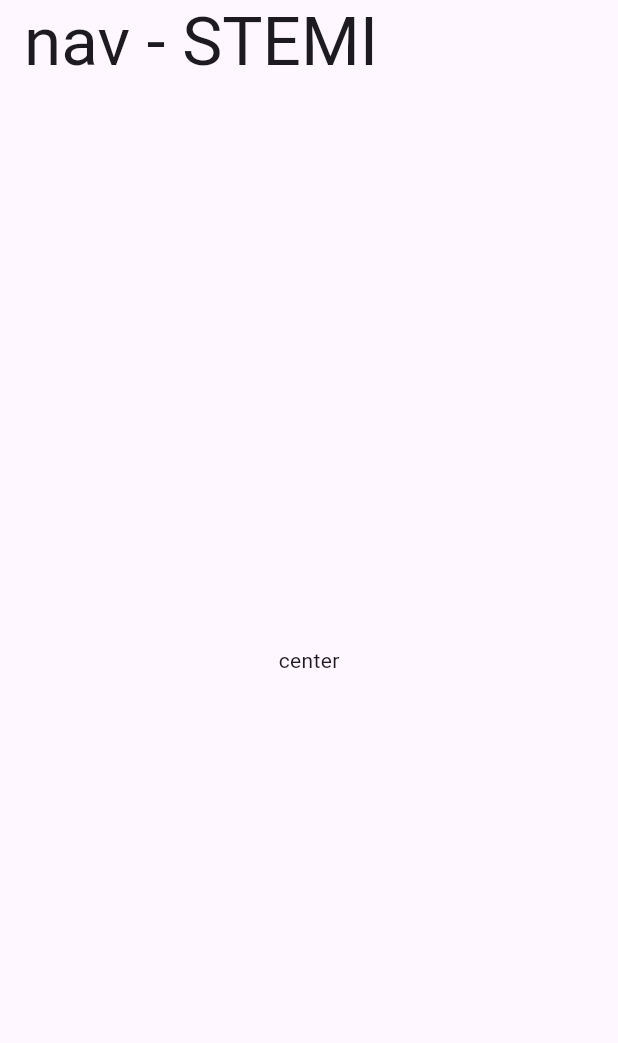
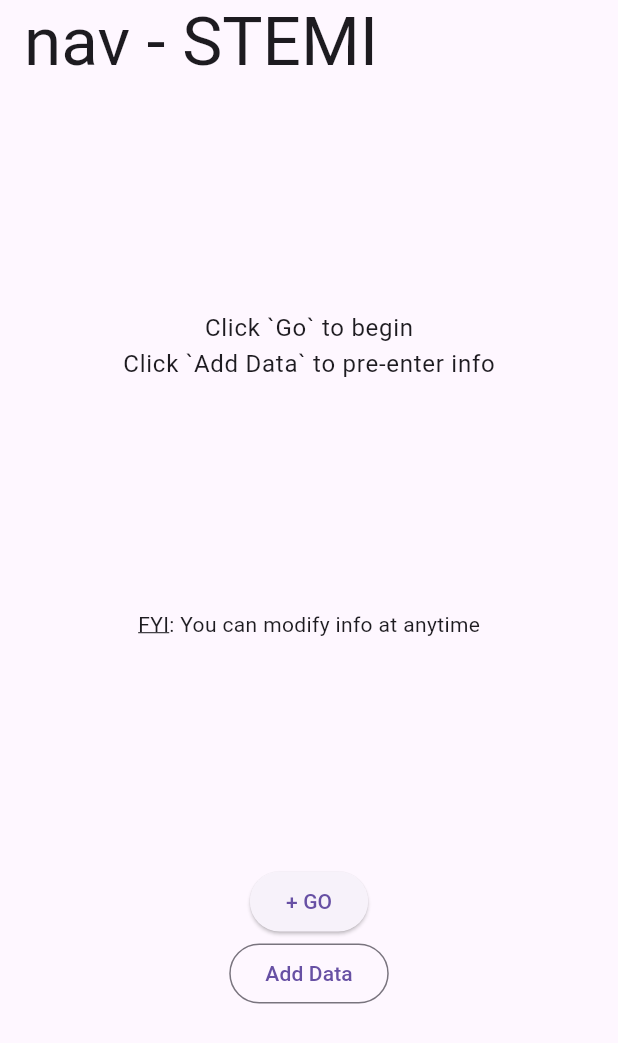
Before and after one commit to FireJuun/nav_stemi, a Flutter app: the screen it shows after launch, on a phone screen of 412 x 824 dp. Shown: the top 1043 px of the screen. Run offline on Flutter 3.47's test engine with Material 3 defaults, Android fonts, the phone set to English and light mode, and no system bars; our stand-ins replace equatable, go_router, hooks_riverpod, riverpod_annotation, rxdart, shared_preferences; generated files the repository leaves out were written again.

Commit message:
:construction: implement riverpod + bootstrap

```diff
--- a/lib/nav_stemi.dart
+++ b/lib/nav_stemi.dart
@@ -1,2 +1 @@
-export 'bootstrap.dart';
 export 'src/export.dart';
--- a/lib/src/app.dart
+++ b/lib/src/app.dart
@@ -1,8 +1,8 @@
 import 'package:flutter/material.dart';
-import 'package:nav_stemi/src/features/home/home.dart';
+import 'package:nav_stemi/nav_stemi.dart';
 
-class App extends StatelessWidget {
-  const App({super.key});
+class MyApp extends StatelessWidget {
+  const MyApp({super.key});
 
   @override
   Widget build(BuildContext context) {
--- /dev/null
+++ b/lib/src/exceptions/export.dart
@@ -0,0 +1,3 @@
+export 'app_exception.dart';
+export 'async_error_logger.dart';
+export 'error_logger.dart';
--- a/lib/src/export.dart
+++ b/lib/src/export.dart
@@ -1,6 +1,9 @@
 export 'app.dart';
+export 'app_bootstrap.dart';
+export 'app_bootstrap_local.dart';
 export 'common_widgets/export.dart';
 export 'constants/export.dart';
+export 'exceptions/export.dart';
 export 'features/export.dart';
 export 'localization/export.dart';
 export 'utils/export.dart';
--- a/lib/src/features/export.dart
+++ b/lib/src/features/export.dart
@@ -1,2 +1,3 @@
+export 'add_data/export.dart';
 export 'home/export.dart';
 export 'theme/export.dart';
--- a/lib/src/features/home/export.dart
+++ b/lib/src/features/home/export.dart
@@ -1 +1 @@
-export 'home.dart';
+export 'presentation/export.dart';
--- a/lib/src/features/home/home.dart
+++ /dev/null
@@ -1,19 +0,0 @@
-import 'package:flutter/material.dart';
-import 'package:nav_stemi/nav_stemi.dart';
-
-class Home extends StatelessWidget {
-  const Home({super.key});
-
-  @override
-  Widget build(BuildContext context) {
-    return Scaffold(
-      appBar: AppBar(
-        title: Text(
-          'nav - STEMI'.hardcoded,
-          style: Theme.of(context).textTheme.displayMedium,
-        ),
-      ),
-      body: const Center(child: Text('center')),
-    );
-  }
-}
--- /dev/null
+++ b/lib/src/features/home/presentation/export.dart
@@ -0,0 +1 @@
+export 'home.dart';
--- /dev/null
+++ b/lib/src/features/home/presentation/home.dart
@@ -0,0 +1,58 @@
+import 'package:flutter/material.dart';
+import 'package:nav_stemi/nav_stemi.dart';
+
+class Home extends StatelessWidget {
+  const Home({super.key});
+
+  @override
+  Widget build(BuildContext context) {
+    final textTheme = Theme.of(context).textTheme;
+    return Scaffold(
+      appBar: AppBar(
+        title: Text(
+          'nav - STEMI'.hardcoded,
+          style: textTheme.displayMedium,
+        ),
+      ),
+      body: Center(
+        child: Column(
+          mainAxisAlignment: MainAxisAlignment.spaceEvenly,
+          children: [
+            Column(
+              children: [
+                Text(
+                  'Click `Go` to begin'.hardcoded,
+                  style: textTheme.bodyLarge,
+                ),
+                Text(
+                  'Click `Add Data` to pre-enter info'.hardcoded,
+                  style: textTheme.bodyLarge,
+                ),
+              ],
+            ),
+            Text.rich(
+              TextSpan(
+                children: [
+                  TextSpan(
+                    text: 'FYI',
+                    style: textTheme.bodyMedium?.apply(
+                      decoration: TextDecoration.underline,
+                    ),
+                  ),
+                  TextSpan(text: ': '.hardcoded),
+                  TextSpan(text: 'You can modify info at anytime'.hardcoded),
+                ],
+              ),
+            ),
+            Column(
+              children: [
+                ElevatedButton(onPressed: () {}, child: const Text('+ GO')),
+                OutlinedButton(onPressed: () {}, child: const Text('Add Data')),
+              ],
+            ),
+          ],
+        ),
+      ),
+    );
+  }
+}
--- a/pubspec.yaml
+++ b/pubspec.yaml
@@ -18,6 +18,7 @@ dependencies:
   intl: ^0.18.0
   riverpod_annotation: ^2.3.3
   rxdart: ^0.27.7
+  shared_preferences: ^2.2.2
 
 dev_dependencies:
   build_runner: ^2.4.7
```
Also changed, not shown: lib/bootstrap.dart (deleted, +0 -14 lines), lib/main_development.dart (+21 -2 lines), lib/main_production.dart (+21 -2 lines), lib/main_staging.dart (+21 -2 lines), lib/src/app_bootstrap.dart (added, +50 -0 lines), lib/src/app_bootstrap_local.dart (added, +46 -0 lines), lib/src/exceptions/app_exception.dart (added, +19 -0 lines), lib/src/exceptions/async_error_logger.dart (added, +36 -0 lines), lib/src/exceptions/error_logger.dart (added, +24 -0 lines), lib/src/exceptions/error_logger.g.dart (added), lib/src/features/add_data/export.dart (added), pubspec.lock, 7 other files.
